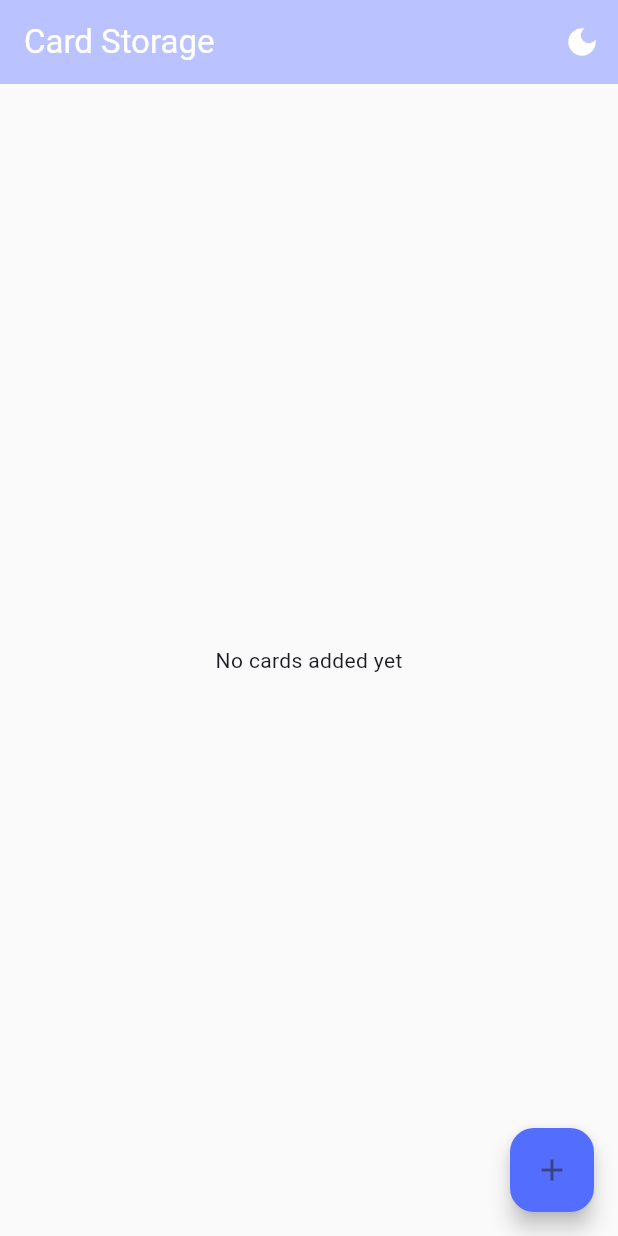
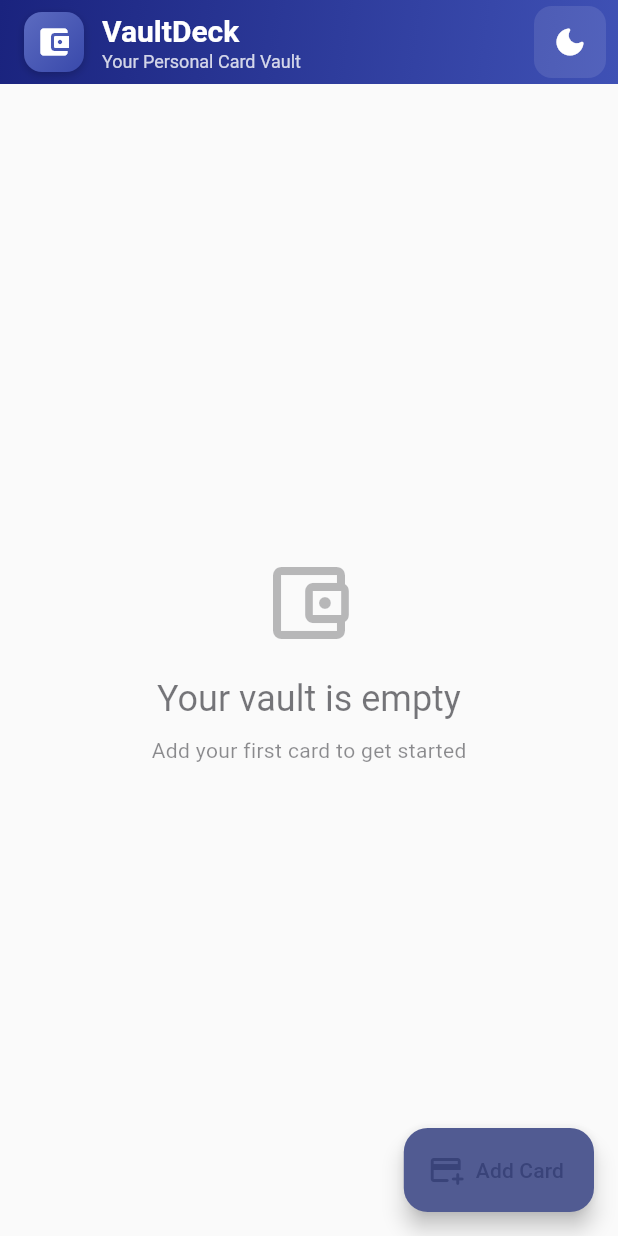
Before and after one commit to kandilidinesh/VaultDeck, a Flutter app: the screen it shows after launch, on a phone screen of 412 x 824 dp. Run offline on Flutter 3.47's test engine with Material 3 defaults, Android fonts, the phone set to English and light mode, and no system bars; our stand-ins replace hive, hive_flutter; accounts and stored records are empty.

Commit message:
Refactor app structure: rename to VaultDeck, implement AppConstants, and enhance UI with VaultDeckAppBar

```diff
--- /dev/null
+++ b/devtools_options.yaml
@@ -0,0 +1,3 @@
+description: This file stores settings for Dart & Flutter DevTools.
+documentation: https://docs.flutter.dev/tools/devtools/extensions#configure-extension-enablement-states
+extensions:
--- /dev/null
+++ b/lib/constants/app_constants.dart
@@ -0,0 +1,20 @@
+class AppConstants {
+  // App Identity
+  static const String appName = 'VaultDeck';
+  static const String appTagline = 'Your Personal Card Vault';
+  static const String appDescription = 'Securely store and manage your cards';
+
+  // Version Info
+  static const String version = '1.0.0';
+
+  // Storage Keys
+  static const String cardsBoxKey = 'cardsBox';
+
+  // UI Constants
+  static const double cardBorderRadius = 16.0;
+  static const double cardElevation = 4.0;
+  static const double defaultPadding = 16.0;
+
+  // Animation Durations
+  static const Duration defaultAnimationDuration = Duration(milliseconds: 300);
+}
--- a/lib/main.dart
+++ b/lib/main.dart
@@ -1,16 +1,14 @@
 import 'package:flutter/material.dart';
 import 'package:hive_flutter/hive_flutter.dart';
-import 'package:provider/provider.dart';
 import 'models/card_model.dart';
 import 'screens/home_page.dart';
-import 'providers/theme_provider.dart';
-import 'config/app_theme.dart';
+import 'constants/app_constants.dart';
 
 void main() async {
   WidgetsFlutterBinding.ensureInitialized();
   await Hive.initFlutter();
   Hive.registerAdapter(CardModelAdapter());
-  await Hive.openBox<CardModel>('cardsBox');
+  await Hive.openBox<CardModel>(AppConstants.cardsBoxKey);
   runApp(const MyApp());
 }
 
@@ -35,7 +33,7 @@ class _MyAppState extends State<MyApp> {
   @override
   Widget build(BuildContext context) {
     return MaterialApp(
-      title: 'Card Storage',
+      title: AppConstants.appName,
       themeMode: _themeMode,
       theme: ThemeData(
         brightness: Brightness.light,
@@ -84,7 +82,7 @@ class _MyAppState extends State<MyApp> {
         ),
       ),
       home: HomePage(
-        title: 'Card Storage',
+        title: AppConstants.appName,
         toggleTheme: toggleTheme,
         isDarkMode: _themeMode == ThemeMode.dark,
       ),
--- a/lib/screens/home_page.dart
+++ b/lib/screens/home_page.dart
@@ -2,6 +2,7 @@ import 'package:flutter/material.dart';
 import 'package:hive/hive.dart';
 import '../models/card_model.dart';
 import '../services/card_storage.dart';
+import '../widgets/vaultdeck_app_bar.dart';
 
 class HomePage extends StatefulWidget {
   const HomePage({
@@ -115,18 +116,43 @@ class _HomePageState extends State<HomePage> {
         .where((e) => e != null)
         .toList();
     return Scaffold(
-      appBar: AppBar(
-        backgroundColor: Theme.of(context).colorScheme.inversePrimary,
-        title: Text(widget.title),
-        actions: [
-          IconButton(
-            icon: Icon(widget.isDarkMode ? Icons.light_mode : Icons.dark_mode),
-            onPressed: widget.toggleTheme,
-          ),
-        ],
+      appBar: VaultDeckAppBar(
+        onThemeToggle: widget.toggleTheme,
+        isDarkMode: widget.isDarkMode,
       ),
       body: cards.isEmpty
-          ? const Center(child: Text('No cards added yet'))
+          ? Center(
+              child: Column(
+                mainAxisAlignment: MainAxisAlignment.center,
+                children: [
+                  Icon(
+                    Icons.account_balance_wallet_outlined,
+                    size: 64,
+                    color: Theme.of(
+                      context,
+                    ).colorScheme.onSurface.withOpacity(0.3),
+                  ),
+                  const SizedBox(height: 16),
+                  Text(
+                    'Your vault is empty',
+                    style: Theme.of(context).textTheme.headlineSmall?.copyWith(
+                      color: Theme.of(
+                        context,
+                      ).colorScheme.onSurface.withOpacity(0.6),
+                    ),
+                  ),
+                  const SizedBox(height: 8),
+                  Text(
+                    'Add your first card to get started',
+                    style: Theme.of(context).textTheme.bodyMedium?.copyWith(
+                      color: Theme.of(
+                        context,
+                      ).colorScheme.onSurface.withOpacity(0.5),
+                    ),
+                  ),
+                ],
+              ),
+            )
           : ListView.builder(
               padding: const EdgeInsets.all(16),
               itemCount: cards.length,
@@ -147,10 +173,12 @@ class _HomePageState extends State<HomePage> {
                 );
               },
             ),
-      floatingActionButton: FloatingActionButton(
+      floatingActionButton: FloatingActionButton.extended(
         onPressed: _showAddCardDialog,
-        tooltip: 'Add Card',
-        child: const Icon(Icons.add),
+        tooltip: 'Add Card to Vault',
+        icon: const Icon(Icons.add_card_rounded),
+        label: const Text('Add Card'),
+        backgroundColor: Theme.of(context).colorScheme.primary,
       ),
     );
   }
--- a/lib/services/card_storage.dart
+++ b/lib/services/card_storage.dart
@@ -1,8 +1,10 @@
 import 'package:hive/hive.dart';
 import '../models/card_model.dart';
+import '../constants/app_constants.dart';
 
 class CardStorage {
-  static Box<CardModel> getBox() => Hive.box<CardModel>('cardsBox');
+  static Box<CardModel> getBox() =>
+      Hive.box<CardModel>(AppConstants.cardsBoxKey);
 
   static Future<void> addCard(CardModel card) async {
     await getBox().add(card);
--- /dev/null
+++ b/lib/widgets/vaultdeck_app_bar.dart
@@ -0,0 +1,116 @@
+import 'package:flutter/material.dart';
+import '../constants/app_constants.dart';
+
+class VaultDeckAppBar extends StatelessWidget implements PreferredSizeWidget {
+  final VoidCallback onThemeToggle;
+  final bool isDarkMode;
+
+  const VaultDeckAppBar({
+    super.key,
+    required this.onThemeToggle,
+    required this.isDarkMode,
+  });
+
+  @override
+  Widget build(BuildContext context) {
+    final theme = Theme.of(context);
+    final isDark = theme.brightness == Brightness.dark;
+
+    return AppBar(
+      elevation: 0,
+      backgroundColor: isDark
+          ? Colors.grey[900]
+          : const Color(0xFF1A237E), // Deep indigo
+      foregroundColor: Colors.white,
+      title: Row(
+        children: [
+          Container(
+            padding: const EdgeInsets.all(8),
+            decoration: BoxDecoration(
+              gradient: LinearGradient(
+                colors: [Colors.indigo.shade400, Colors.indigo.shade600],
+                begin: Alignment.topLeft,
+                end: Alignment.bottomRight,
+              ),
+              borderRadius: BorderRadius.circular(12),
+              boxShadow: [
+                BoxShadow(
+                  color: Colors.black.withOpacity(0.2),
+                  blurRadius: 4,
+                  offset: const Offset(0, 2),
+                ),
+              ],
+            ),
+            child: const Icon(
+              Icons.account_balance_wallet_rounded,
+              color: Colors.white,
+              size: 24,
+            ),
+          ),
+          const SizedBox(width: 12),
+          Expanded(
+            child: Column(
+              crossAxisAlignment: CrossAxisAlignment.start,
+              mainAxisAlignment: MainAxisAlignment.center,
+              children: [
+                Text(
+                  AppConstants.appName,
+                  style: const TextStyle(
+                    fontSize: 20,
+                    fontWeight: FontWeight.bold,
+                    color: Colors.white,
+                  ),
+                ),
+                Text(
+                  AppConstants.appTagline,
+                  style: TextStyle(
+                    fontSize: 12,
+                    color: Colors.white.withOpacity(0.8),
+                    fontWeight: FontWeight.w400,
+                  ),
+                ),
+              ],
+            ),
+          ),
+        ],
+      ),
+      actions: [
+        Container(
+          margin: const EdgeInsets.only(right: 8),
+          decoration: BoxDecoration(
+            color: Colors.white.withOpacity(0.1),
+            borderRadius: BorderRadius.circular(12),
+          ),
+          child: IconButton(
+            icon: AnimatedSwitcher(
+              duration: AppConstants.defaultAnimationDuration,
+              child: Icon(
+                isDarkMode ? Icons.light_mode_rounded : Icons.dark_mode_rounded,
+                key: ValueKey(isDarkMode),
+                color: Colors.white,
+              ),
+            ),
+            onPressed: onThemeToggle,
+            tooltip: isDarkMode
+                ? 'Switch to light mode'
+                : 'Switch to dark mode',
+          ),
+        ),
+      ],
+      flexibleSpace: Container(
+        decoration: BoxDecoration(
+          gradient: LinearGradient(
+            begin: Alignment.topLeft,
+            end: Alignment.bottomRight,
+            colors: isDark
+                ? [Colors.grey[900]!, Colors.grey[800]!]
+                : [const Color(0xFF1A237E), const Color(0xFF3F51B5)],
+          ),
+        ),
+      ),
+    );
+  }
+
+  @override
+  Size get preferredSize => const Size.fromHeight(kToolbarHeight);
+}
--- a/pubspec.yaml
+++ b/pubspec.yaml
@@ -1,5 +1,5 @@
-name: card_storage_app
-description: "A new Flutter project."
+name: vaultdeck
+description: "VaultDeck - Your Personal Card Vault. Securely store and manage your cards with style."
 # The following line prevents the package from being accidentally published to
 # pub.dev using `flutter pub publish`. This is preferred for private packages.
 publish_to: 'none' # Remove this line if you wish to publish to pub.dev
```
Also changed, not shown: 1 other file.
